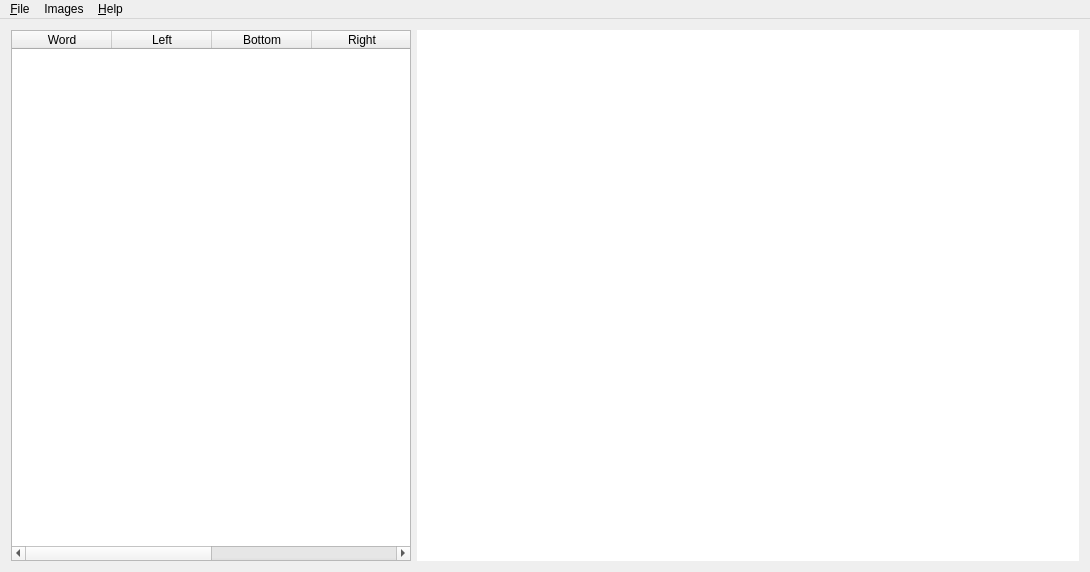
This is boxeditor.ui in jslhs/boxeditor as Qt 5 draws it before an edit. The edited form follows.
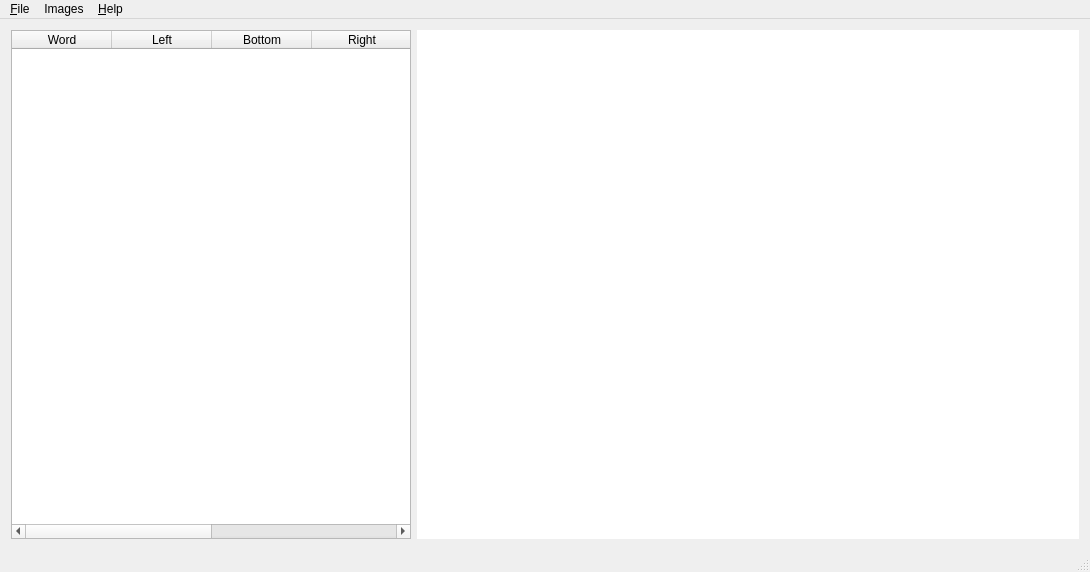
This is the edited form.

Commit message: status bar

What changed in the file:
```diff
--- a/boxeditor.ui
+++ b/boxeditor.ui
@@ -122,6 +122,7 @@
    <addaction name="menuImages"/>
    <addaction name="menu_Help"/>
   </widget>
+  <widget class="QStatusBar" name="statusBar"/>
   <action name="actionOpen">
    <property name="text">
     <string>&amp;Open Image</string>
```
The commit also changes 2 other files.
